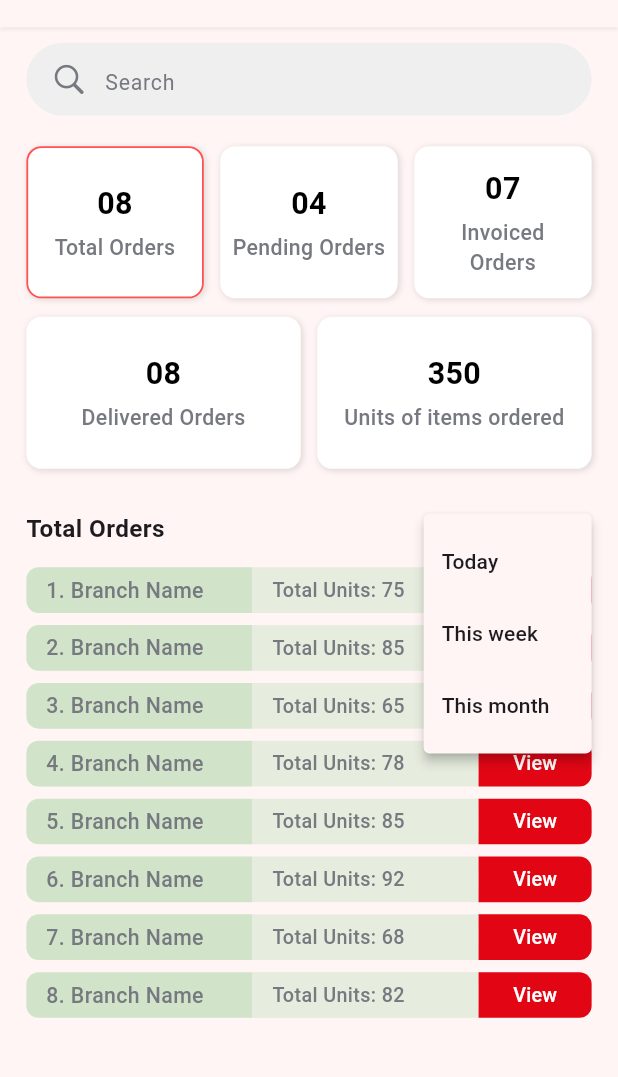
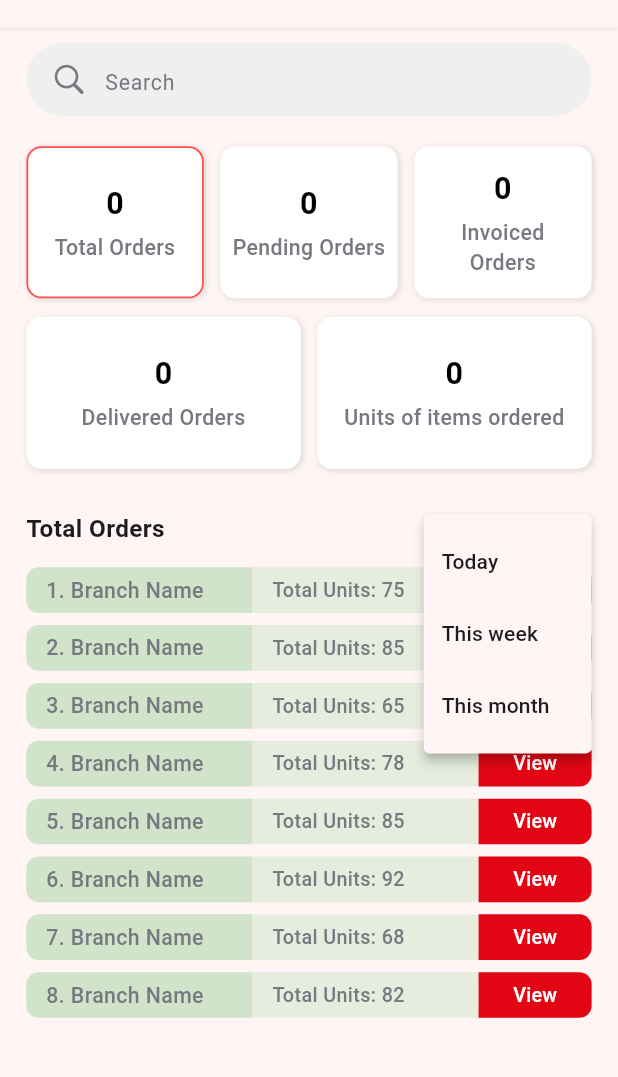
Before and after one commit to backbencherstudio/hmlegends, a Flutter app: the OrderSummaryScreen screen opened by its route, after a tap on "Today", on a phone screen of 412 x 824 dp, the part 70-1147 px from its top. Run offline on Flutter 3.47's test engine with Material 3 defaults, Android fonts, the phone set to English and light mode, and no system bars; our stand-ins replace dio, dotted_border, firebase_auth, firebase_core, fl_chart, flutter_screenutil and 7 more; accounts and stored records are empty; network calls fail; project files that could hold a hidden picture were left out.

```diff
--- a/lib/core/constant/api_endpoint.dart
+++ b/lib/core/constant/api_endpoint.dart
@@ -21,6 +21,7 @@ class ApiEndpoints {
   static  String updateProduct(String pid) => '$baseUrl/api/product/$pid';
   static  String fetchSingleProduct(String pid) => '$baseUrl/api/product/$pid';
   static  String deleteProduct(String pid) => '$baseUrl/api/product/$pid';
+  static  String adminOrder = '$baseUrl/api/order/admin';
 
   //Branch
 
--- a/lib/core/provider/app_providers.dart
+++ b/lib/core/provider/app_providers.dart
@@ -12,6 +12,7 @@ import '../../presentation/view/admin_flow/view_model/auth_api/register_viewmode
 import '../../presentation/view/admin_flow/view_model/auth_api/set_new_pass_viewmodel.dart';
 import '../../presentation/view/admin_flow/view_model/auth_api/verify_otp_viewmodel.dart';
 import '../../presentation/view/admin_flow/view_model/home/home_screen_provider.dart';
+import '../../presentation/view/admin_flow/view_model/order/order_screen_provider.dart';
 import '../../presentation/view/admin_flow/view_model/parent/bottom_nav_viewmodel.dart';
 import '../../presentation/view/admin_flow/view_model/parent/manage_delivery_viewmodel.dart';
 import '../../presentation/view/admin_flow/view_model/parent/stock_viewmodel.dart';
@@ -39,6 +40,7 @@ class AppProviders {
     ChangeNotifierProvider(create: (_) => SetPasswordViewModel()),
     ChangeNotifierProvider(create: (_) => HomeScreenProvider()),
     ChangeNotifierProvider(create: (_) => StockScreenProvider()),
+    ChangeNotifierProvider(create: (_) => OrderScreenProvider()),
   ];
 
   static List<SingleChildWidget> getProviders() {
--- a/lib/presentation/view/admin_flow/admin/order/screen/order_summary_screen.dart
+++ b/lib/presentation/view/admin_flow/admin/order/screen/order_summary_screen.dart
@@ -2,9 +2,11 @@ import 'package:flutter/material.dart';
 import 'package:flutter_screenutil/flutter_screenutil.dart';
 import 'package:hmlegends/core/constant/asset_path.dart';
 import 'package:hmlegends/core/route/route_names.dart';
+import 'package:provider/provider.dart';
 
 import '../../../../../../core/constant/app_colors.dart';
 import '../../../../widget/custom_app_bar_2.dart';
+import '../../../view_model/order/order_screen_provider.dart';
 import '../../widget/search_filter.dart';
 import '../widget/order_summary_card.dart';
 
@@ -23,6 +25,15 @@ class _OrderSummaryScreenState extends State<OrderSummaryScreen> {
 
   @override
   Widget build(BuildContext context) {
+
+    final provider = Provider.of<OrderScreenProvider>(context);
+
+    final total_order =provider.orderAdminModel?.data?.stats?.total ?? 0;
+    final pending_order =provider.orderAdminModel?.data?.stats?.pending ?? 0;
+    final invoiced_order =provider.orderAdminModel?.data?.stats?.invoiced ?? 0;
+    final delivered_order =provider.orderAdminModel?.data?.stats?.delivered ?? 0;
+    final total_unit_ordered =provider.orderAdminModel?.data?.stats?.totalUnitOrdered ?? 0;
+
     final List<Map<String, dynamic>> orderData = [
       {"branch": "Branch Name", "units": 75},
       {"branch": "Branch Name", "units": 85},
@@ -52,13 +63,13 @@ class _OrderSummaryScreenState extends State<OrderSummaryScreen> {
             const SearchField(hintText: '',),
             SizedBox(height: 20.h),
 
-            /// Summary boxes
+
             Row(
               children: [
                 Expanded(
                   child: OrderSummaryCard(
                     title: "Total Orders",
-                    value: "08",
+                    value: "$total_order",
                     isHighlighted: true,
                   ),
                 ),
@@ -66,14 +77,14 @@ class _OrderSummaryScreenState extends State<OrderSummaryScreen> {
                 Expanded(
                   child: OrderSummaryCard(
                     title: "Pending Orders",
-                    value: "04",
+                    value:"$pending_order" ?? "0",
                   ),
                 ),
                 SizedBox(width: 10.w),
                 Expanded(
                   child: OrderSummaryCard(
                     title: "Invoiced Orders",
-                    value: "07",
+                    value: "$invoiced_order",
                   ),
                 ),
               ],
@@ -84,7 +95,7 @@ class _OrderSummaryScreenState extends State<OrderSummaryScreen> {
                 Expanded(
                   child: OrderSummaryCard(
                     title: "Delivered Orders",
-                    value: "08",
+                    value: "$delivered_order",
                     isWide: true,
                   ),
                 ),
@@ -92,7 +103,7 @@ class _OrderSummaryScreenState extends State<OrderSummaryScreen> {
                 Expanded(
                   child: OrderSummaryCard(
                     title: "Units of items ordered",
-                    value: "350",
+                    value: "$total_unit_ordered",
                     isWide: true,
                   ),
                 ),
--- a/lib/presentation/view/admin_flow/admin/order/widget/order_summary_card.dart
+++ b/lib/presentation/view/admin_flow/admin/order/widget/order_summary_card.dart
@@ -66,10 +66,10 @@ import 'package:flutter_screenutil/flutter_screenutil.dart';
 import 'package:hmlegends/core/constant/app_colors.dart';
 
 class OrderSummaryCard extends StatelessWidget {
-  final String title;
-  final String value;
-  final bool isHighlighted;
-  final bool isWide;
+  final String title;        // Title of the card (e.g., "Pending Orders")
+  final String value;        // Value to display (e.g., "12")
+  final bool isHighlighted;  // If true, card gets a red border
+  final bool isWide;         // If true, card stretches full width
 
   const OrderSummaryCard({
     super.key,
@@ -82,8 +82,8 @@ class OrderSummaryCard extends StatelessWidget {
   @override
   Widget build(BuildContext context) {
     return Container(
-      width: isWide ? double.infinity : null,
-      height: 100.h,
+      width: isWide ? double.infinity : null, // Full width if wide
+      height: 100.h,                          // Fixed height
       padding: EdgeInsets.symmetric(vertical: 8.h, horizontal: 6.w),
       decoration: BoxDecoration(
         color: Colors.white,
@@ -110,7 +110,7 @@ class OrderSummaryCard extends StatelessWidget {
               style: TextStyle(
                 fontSize: 20.sp,
                 fontWeight: FontWeight.w600,
-                color: isHighlighted ? Colors.black : Colors.black,
+                color: Colors.black,
               ),
               textAlign: TextAlign.center,
               maxLines: 1,
@@ -125,8 +125,7 @@ class OrderSummaryCard extends StatelessWidget {
               style: TextStyle(
                   fontSize: 14.sp,
                   color: AppColors.authBodyTextColor,
-                  fontWeight: FontWeight.w500
-              ),
+                  fontWeight: FontWeight.w500),
               maxLines: 2,
               overflow: TextOverflow.ellipsis,
             ),
--- /dev/null
+++ b/lib/presentation/view/admin_flow/view_model/order/order_screen_provider.dart
@@ -0,0 +1,42 @@
+import 'dart:convert';
+
+import 'package:flutter/cupertino.dart';
+import 'package:hmlegends/core/constant/api_endpoint.dart';
+import 'package:hmlegends/core/services/token_storage.dart';
+import 'package:http/http.dart' as http;
+import '../../admin_model/order/order_admin_model.dart';
+
+class OrderScreenProvider extends ChangeNotifier {
+  OrderScreenProvider() {
+    getAdminOrder();
+  }
+  final TokenStorage _tokenStorage = TokenStorage();
+  OrderAdminModel? _orderAdminModel;
+  OrderAdminModel? get orderAdminModel => _orderAdminModel;
+
+  Future<void> getAdminOrder() async {
+    final url = Uri.parse(ApiEndpoints.adminOrder);
+
+    try {
+      final token = await _tokenStorage.getToken();
+      final response = await http.get(
+        url,
+        headers: {
+          "Authorization": "Bearer $token",
+          "Accept": "application/json",
+        },
+      );
+
+      if (response.statusCode == 200 || response.statusCode == 201) {
+        final decodeData = jsonDecode(response.body);
+        _orderAdminModel = OrderAdminModel.fromJson(decodeData);
+        debugPrint("The success message is ${decodeData['message']}");
+      } else {
+        final decodeData = jsonDecode(response.body);
+        debugPrint("The failed message is ${decodeData['message']}");
+      }
+    } catch (error) {
+      debugPrint("The error message is $error");
+    }
+  }
+}
```
Also changed, not shown: lib/presentation/view/admin_flow/admin_model/order/order_admin_model.dart (added, +134 -0 lines).
